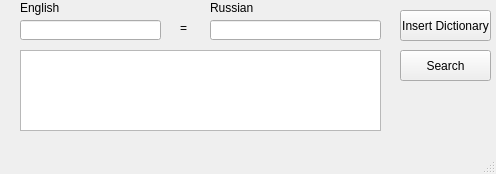
The window that mainwindow.ui (SemQ20/Dictionary) describes before a commit, drawn with Qt 5.
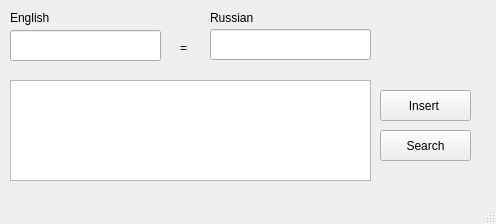
The same window after the commit.

The edit to the form file:
```diff
--- a/mainwindow.ui
+++ b/mainwindow.ui
@@ -7,7 +7,7 @@
     <x>0</x>
     <y>0</y>
     <width>496</width>
-    <height>174</height>
+    <height>224</height>
    </rect>
   </property>
   <property name="windowTitle">
@@ -17,23 +17,23 @@
    <widget class="QPushButton" name="pushButton">
     <property name="geometry">
      <rect>
-      <x>400</x>
-      <y>10</y>
+      <x>380</x>
+      <y>90</y>
       <width>91</width>
       <height>31</height>
      </rect>
     </property>
     <property name="text">
-     <string>Insert Dictionary</string>
+     <string>Insert </string>
     </property>
    </widget>
    <widget class="QLineEdit" name="lineEdit">
     <property name="geometry">
      <rect>
-      <x>20</x>
-      <y>20</y>
-      <width>141</width>
-      <height>20</height>
+      <x>10</x>
+      <y>30</y>
+      <width>151</width>
+      <height>31</height>
      </rect>
     </property>
     <property name="font">
@@ -52,9 +52,9 @@
     <property name="geometry">
      <rect>
       <x>210</x>
-      <y>20</y>
-      <width>171</width>
-      <height>20</height>
+      <y>29</y>
+      <width>161</width>
+      <height>31</height>
      </rect>
     </property>
     <property name="font">
@@ -69,8 +69,8 @@
    <widget class="QLabel" name="label">
     <property name="geometry">
      <rect>
-      <x>20</x>
-      <y>0</y>
+      <x>10</x>
+      <y>10</y>
       <width>111</width>
       <height>16</height>
      </rect>
@@ -83,7 +83,7 @@
     <property name="geometry">
      <rect>
       <x>210</x>
-      <y>0</y>
+      <y>10</y>
       <width>111</width>
       <height>16</height>
      </rect>
@@ -96,7 +96,7 @@
     <property name="geometry">
      <rect>
       <x>180</x>
-      <y>20</y>
+      <y>40</y>
       <width>21</width>
       <height>16</height>
      </rect>
@@ -108,8 +108,8 @@
    <widget class="QPushButton" name="pushButton_2">
     <property name="geometry">
      <rect>
-      <x>400</x>
-      <y>50</y>
+      <x>380</x>
+      <y>130</y>
       <width>91</width>
       <height>31</height>
      </rect>
@@ -121,12 +121,20 @@
    <widget class="QListWidget" name="listWidget">
     <property name="geometry">
      <rect>
-      <x>20</x>
-      <y>50</y>
+      <x>10</x>
+      <y>80</y>
       <width>361</width>
-      <height>81</height>
+      <height>101</height>
      </rect>
     </property>
+    <property name="font">
+     <font>
+      <family>Gentium Book Basic</family>
+      <pointsize>12</pointsize>
+      <weight>75</weight>
+      <bold>true</bold>
+     </font>
+    </property>
    </widget>
   </widget>
   <widget class="QMenuBar" name="menubar">
```
Left out of the diff: 2 changed lines with no effect on the pictures.
